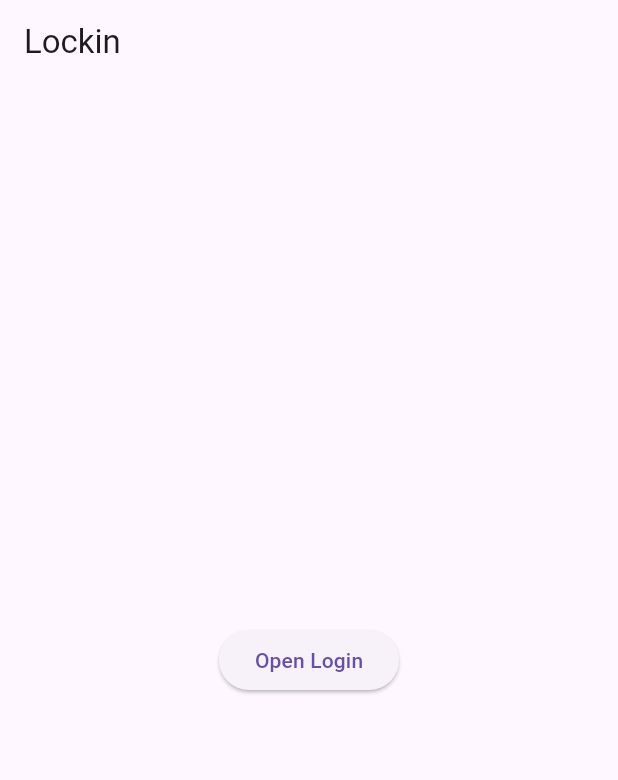
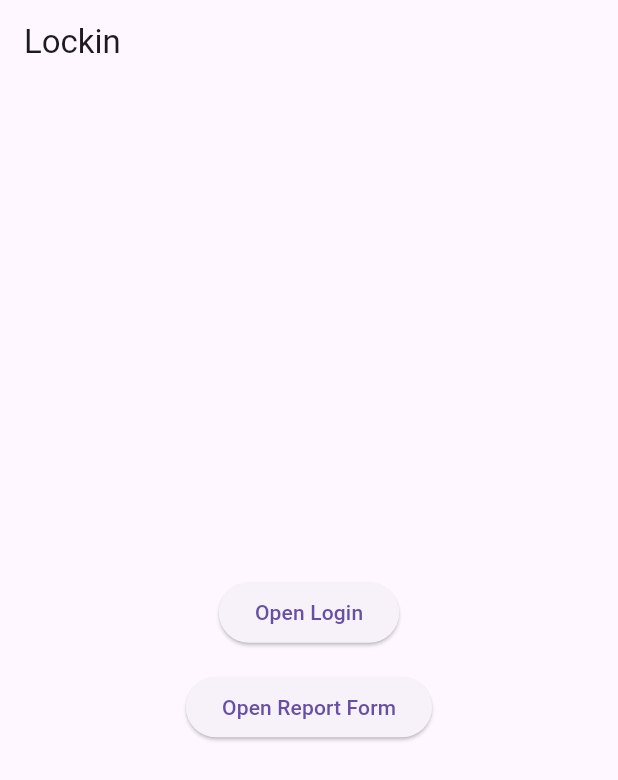
Before and after one commit to benbeepot/Act8Flutter, a Flutter app: the screen it shows after launch, on a phone screen of 412 x 824 dp. Shown: the top 780 px of the screen. Run offline on Flutter 3.47's test engine with Material 3 defaults, Android fonts, the phone set to English and light mode, and no system bars.

Commit message:
Add report form and Flutter UI states

```diff
--- a/lib/app.dart
+++ b/lib/app.dart
@@ -1,6 +1,8 @@
 import 'package:flutter/material.dart';
+
 import 'screens/home_screen.dart';
 import 'screens/login_screen.dart';
+import 'screens/report_form_screen.dart';
 
 class lockin extends StatelessWidget {
   const lockin({super.key});
@@ -12,7 +14,8 @@ class lockin extends StatelessWidget {
     initialRoute: '/',
     routes: {
       '/': (_) => const HomeScreen(),
-      '/login' : (_) => const LoginScreen(),
+      '/login': (_) => const LoginScreen(),
+      '/report': (_) => const ReportFormScreen(),
     },
   );
 }
--- a/lib/screens/home_screen.dart
+++ b/lib/screens/home_screen.dart
@@ -1,14 +1,34 @@
 import 'package:flutter/material.dart';
+
+import '../widgets/app_button.dart';
 
 class HomeScreen extends StatelessWidget {
   const HomeScreen({super.key});
 
   @override
-  Widget build(BuildContext context) => Scaffold(
-    appBar: AppBar(title: const Text('Lockin')),
-    body: Center(child: ElevatedButton(
-      onPressed: () => Navigator.pushNamed(context, '/login'),
-      child: const Text('Open Login'),
-    )),
-  );
+  Widget build(BuildContext context) {
+    return Scaffold(
+      appBar: AppBar(title: const Text('Lockin')),
+      body: Center(
+        child: Column(
+          mainAxisAlignment: MainAxisAlignment.center,
+          children: [
+            AppButton(
+              text: 'Open Login',
+              onPressed: () {
+                Navigator.pushNamed(context, '/login');
+              },
+            ),
+            const SizedBox(height: 15),
+            AppButton(
+              text: 'Open Report Form',
+              onPressed: () {
+                Navigator.pushNamed(context, '/report');
+              },
+            ),
+          ],
+        ),
+      ),
+    );
+  }
 }
--- a/lib/widgets/app_button.dart
+++ b/lib/widgets/app_button.dart
@@ -0,0 +1,28 @@
+import 'package:flutter/material.dart';
+
+class AppButton extends StatelessWidget {
+  final String text;
+  final VoidCallback? onPressed;
+  final bool isLoading;
+
+  const AppButton({
+    super.key,
+    required this.text,
+    required this.onPressed,
+    this.isLoading = false,
+  });
+
+  @override
+  Widget build(BuildContext context) {
+    return ElevatedButton(
+      onPressed: isLoading ? null : onPressed,
+      child: isLoading
+          ? const SizedBox(
+              width: 20,
+              height: 20,
+              child: CircularProgressIndicator(strokeWidth: 2),
+            )
+          : Text(text),
+    );
+  }
+}
```
Also changed, not shown: lib/screens/report_form_screen.dart (added, +227 -0 lines), lib/widgets/app_text_field.dart (+29 -0 lines).
